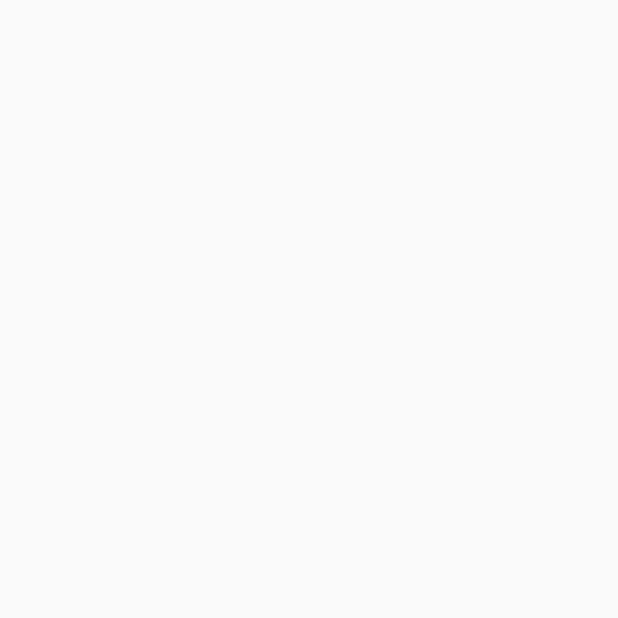
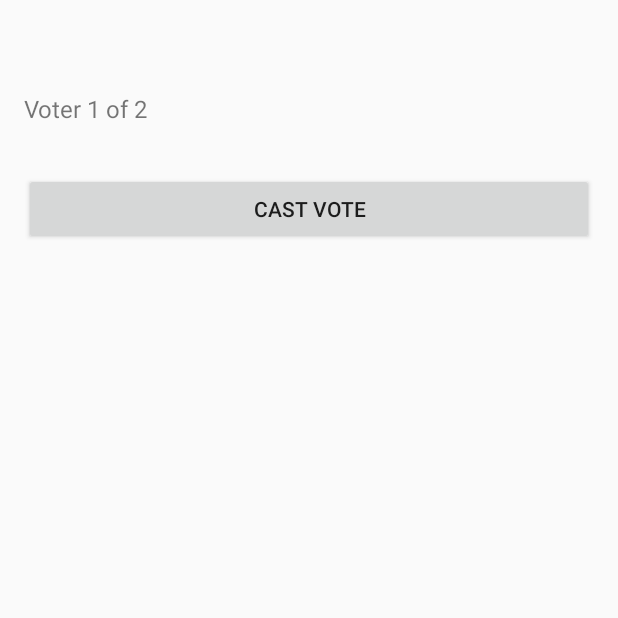
Before and after one commit to theonlytruealex/voting_app, an Android app built with Jetpack Compose: the LocalDevice screen opened directly, with no data from a screen before it, on a phone screen of 412 x 824 dp, the top half of it. Before the commit the part shown is empty. Run offline under Robolectric (Android 15) with nearby library versions, the phone set to English and light mode, and no system bars.

Commit message:
started work on second screen

```diff
--- a/app/src/main/java/com/tapii/voting_app/LocalDevice.kt
+++ b/app/src/main/java/com/tapii/voting_app/LocalDevice.kt
@@ -1,20 +1,141 @@
 package com.tapii.voting_app
 
 import android.os.Bundle
-import android.widget.Toast
+import android.view.View
+import android.widget.*
 import androidx.activity.ComponentActivity
-import androidx.compose.material3.Text
+import androidx.core.view.setPadding
 
 class LocalDevice : ComponentActivity() {
+
+    private lateinit var subjectText: TextView
+    private lateinit var optionsContainer: LinearLayout
+    private lateinit var castVoteButton: Button
+    private lateinit var voterInfo: TextView
+
+    private var subject: String = ""
+    private var options: ArrayList<String> = arrayListOf()
+    private var allowMultiple: Boolean = false
+    private var vCount: Int = 2
+
+    private var currentVoter = 1
+    private lateinit var votes: MutableMap<String, Int>
+
     override fun onCreate(savedInstanceState: Bundle?) {
-        super.onCreate(savedInstanceState);
-        val subject = intent.getStringExtra("subject") ?: ""
-        val options = intent.getStringArrayListExtra("options") ?: arrayListOf()
-        val allowMultiple = intent.getBooleanExtra("allowMultiple", false)
+        super.onCreate(savedInstanceState)
+        setContentView(R.layout.local_device)
 
-        println("I am here")
-        println("Subject: $subject");
-        println("Options: $options");
-        println("Multiple Selection: $allowMultiple");
+        subjectText = findViewById(R.id.local_subject)
+        optionsContainer = findViewById(R.id.local_options_container)
+        castVoteButton = findViewById(R.id.cast_vote_button)
+        voterInfo = findViewById(R.id.voter_info)
+
+        subject = intent.getStringExtra("subject") ?: ""
+        options = intent.getStringArrayListExtra("options") ?: arrayListOf()
+        allowMultiple = intent.getBooleanExtra("allowMultiple", false)
+        vCount = intent.getIntExtra("vCount", 2)
+
+        votes = mutableMapOf()
+        for (opt in options) {
+            votes[opt] = 0
+        }
+
+        subjectText.text = subject
+        updateVoterInfo()
+        renderOptions()
+
+        castVoteButton.setOnClickListener {
+            recordVote()
+        }
+    }
+
+    private fun renderOptions() {
+        optionsContainer.removeAllViews()
+        if (allowMultiple) {
+            for (opt in options) {
+                val cb = CheckBox(this).apply {
+                    text = opt
+                    textSize = 18f
+                    setPadding(16)
+                }
+                optionsContainer.addView(cb)
+            }
+        } else {
+            val rg = RadioGroup(this).apply {
+                orientation = RadioGroup.VERTICAL
+            }
+            for (opt in options) {
+                val rb = RadioButton(this).apply {
+                    text = opt
+                    textSize = 18f
+                    setPadding(16)
+                }
+                rg.addView(rb)
+            }
+            optionsContainer.addView(rg)
+        }
+    }
+
+    private fun recordVote() {
+        val selected = mutableListOf<String>()
+
+        if (allowMultiple) {
+            for (i in 0 until optionsContainer.childCount) {
+                val view = optionsContainer.getChildAt(i)
+                if (view is CheckBox && view.isChecked) {
+                    selected.add(view.text.toString())
+                }
+            }
+        } else {
+            val rg = optionsContainer.getChildAt(0) as RadioGroup
+            val checkedId = rg.checkedRadioButtonId
+            if (checkedId != -1) {
+                val rb = findViewById<RadioButton>(checkedId)
+                selected.add(rb.text.toString())
+            }
+        }
+
+        if (selected.isEmpty()) {
+            Toast.makeText(this, "Please select at least one option", Toast.LENGTH_SHORT).show()
+            return
+        }
+
+        for (opt in selected) {
+            votes[opt] = (votes[opt] ?: 0) + 1
+        }
+
+        if (currentVoter < vCount) {
+            currentVoter++
+            Toast.makeText(this, "Vote recorded. Next voter, please!", Toast.LENGTH_SHORT).show()
+            updateVoterInfo()
+            renderOptions()
+        } else {
+            showResults()
+        }
+    }
+
+    private fun updateVoterInfo() {
+        voterInfo.text = "Voter $currentVoter of $vCount"
+    }
+
+    private fun showResults() {
+        val builder = StringBuilder("Voting Finished!\n\nResults:\n")
+        for ((opt, count) in votes) {
+            builder.append("$opt: $count\n")
+        }
+        Toast.makeText(this, builder.toString(), Toast.LENGTH_LONG).show()
+
+        optionsContainer.removeAllViews()
+        for ((opt, count) in votes) {
+            val tv = TextView(this).apply {
+                text = "$opt: $count"
+                textSize = 18f
+                setPadding(16)
+            }
+            optionsContainer.addView(tv)
+        }
+
+        castVoteButton.visibility = View.INVISIBLE
+        voterInfo.text = "Voting Complete!"
     }
 }
--- a/app/src/main/res/layout/local_device.xml
+++ b/app/src/main/res/layout/local_device.xml
@@ -1,7 +1,38 @@
-<?xml version="1.0" encoding="utf-8"?>
 <LinearLayout xmlns:android="http://schemas.android.com/apk/res/android"
+    android:id="@+id/local_root"
+    android:layout_width="match_parent"
+    android:layout_height="match_parent"
     android:orientation="vertical"
-    android:layout_width="match_parent"
-    android:layout_height="match_parent">
+    android:padding="16dp">
+
+    <TextView
+        android:id="@+id/local_subject"
+        android:layout_width="wrap_content"
+        android:layout_height="wrap_content"
+        android:text="Subject"
+        android:textSize="22sp"
+        android:textStyle="bold"
+        android:paddingBottom="16dp" />
+
+    <TextView
+        android:id="@+id/voter_info"
+        android:layout_width="wrap_content"
+        android:layout_height="wrap_content"
+        android:text="Voter 1"
+        android:textSize="16sp"
+        android:paddingBottom="12dp" />
+
+    <LinearLayout
+        android:id="@+id/local_options_container"
+        android:layout_width="match_parent"
+        android:layout_height="wrap_content"
+        android:orientation="vertical" />
+
+    <Button
+        android:id="@+id/cast_vote_button"
+        android:layout_width="match_parent"
+        android:layout_height="wrap_content"
+        android:text="Cast Vote"
+        android:layout_marginTop="20dp" />
 
 </LinearLayout>
--- a/app/src/main/res/values/strings.xml
+++ b/app/src/main/res/values/strings.xml
@@ -10,4 +10,5 @@
     <string name="local_choice_txt">Same Device</string>
     <string name="continue_button">Continue</string>
     <string name="voting_method_txt">Voting Method</string>
+    <string name="voter_count_txt">Voter count</string>
 </resources>
```
Also changed, not shown: app/src/main/java/com/tapii/voting_app/MainActivity.kt (+24 -4 lines), app/src/main/res/layout/activity_main.xml (+11 -0 lines).
